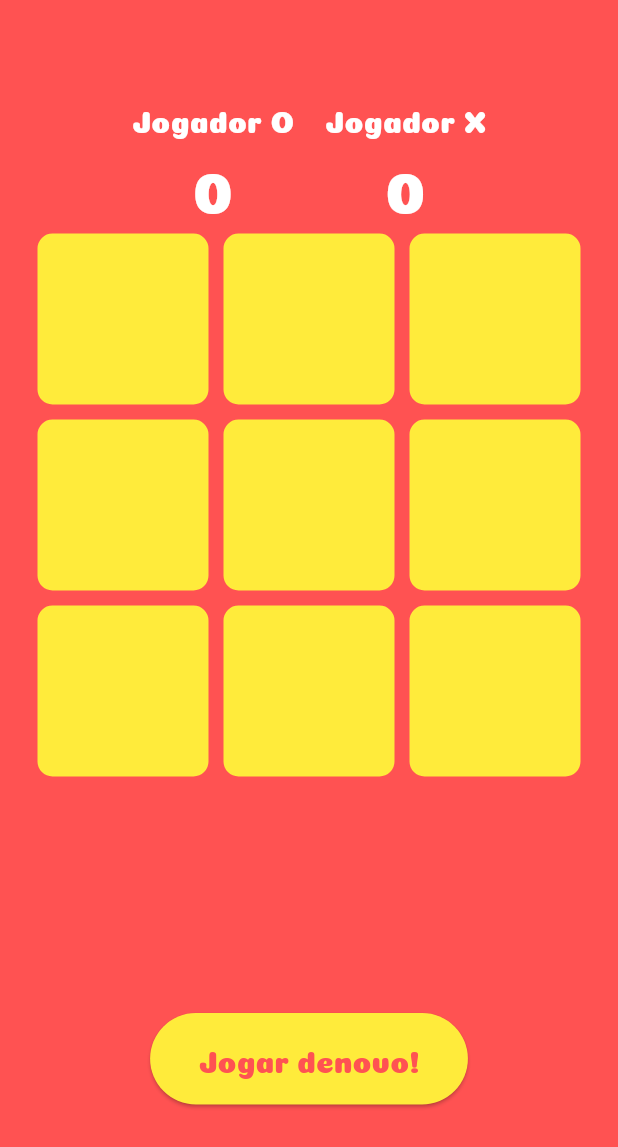
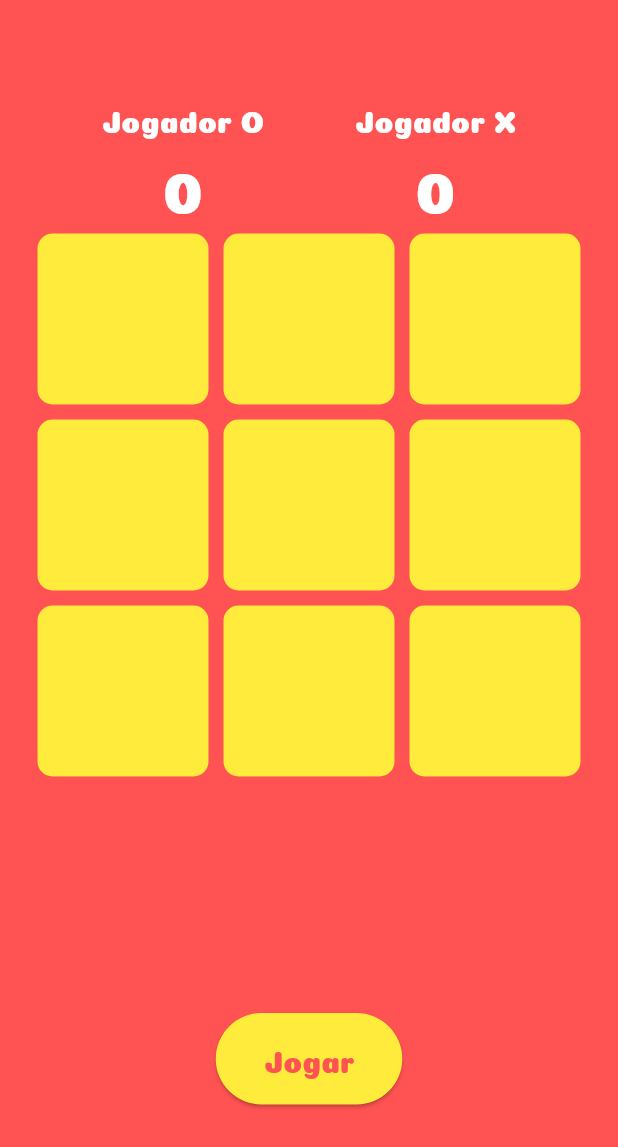
Before and after one commit to gabrielcoelhosev/Jogo-da-Velha, a Flutter app: the screen it shows after launch, on a phone screen of 412 x 824 dp. Shown: the top 1147 px of the screen. Run offline on Flutter 3.47's test engine with Material 3 defaults, Android fonts, the phone set to English and light mode, and no system bars.

Commit message:
const att

```diff
--- a/lib/screens/game.dart
+++ b/lib/screens/game.dart
@@ -1,3 +1,5 @@
+import 'dart:async';
+
 import 'package:flutter/material.dart';
 
 class GameScreen extends StatefulWidget {
@@ -20,12 +22,38 @@ class _GameScreenState extends State<GameScreen> {
     '',
     '',
   ];
+  List<int> matchedIndexes = [];
+  int attemps = 0;
 
   int oScore = 0;
   int xScore = 0;
   int filledBoxes = 0;
   String resultDeclaration = '';
   bool winerFound = false;
+
+  static const maxSeconds = 30;
+  int seconds = maxSeconds;
+  Timer? timer;
+
+  void startTimer() {
+    timer = Timer.periodic(const Duration(seconds: 1), (_) {
+      setState(() {
+        if (seconds > 0) {
+          seconds--;
+        } else {
+          stopTimer();
+        }
+      });
+    });
+  }
+
+  void stopTimer() {
+    resetTimer();
+    timer?.cancel();
+  }
+
+  void resetTimer() => seconds = maxSeconds;
+
   @override
   Widget build(BuildContext context) {
     return Scaffold(
@@ -36,14 +64,13 @@ class _GameScreenState extends State<GameScreen> {
           children: [
             Expanded(
               flex: 1,
-              child: Container(
               child: Row(
                 mainAxisAlignment: MainAxisAlignment.center,
                 children: [
                   Column(
                     mainAxisAlignment: MainAxisAlignment.end,
                     children: [
-                        Text(
+                      const Text(
                         'Jogador O',
                         style: TextStyle(
                             fontFamily: 'Coiny',
@@ -52,20 +79,20 @@ class _GameScreenState extends State<GameScreen> {
                       ),
                       Text(
                         oScore.toString(),
-                          style: TextStyle(
+                        style: const TextStyle(
                             fontFamily: 'Coiny',
                             color: Colors.white,
                             fontSize: 40),
                       )
                     ],
                   ),
-                    SizedBox(
-                      width: 20,
+                  const SizedBox(
+                    width: 60,
                   ),
                   Column(
                     mainAxisAlignment: MainAxisAlignment.end,
                     children: [
-                        Text(
+                      const Text(
                         'Jogador X',
                         style: TextStyle(
                             fontFamily: 'Coiny',
@@ -74,7 +101,7 @@ class _GameScreenState extends State<GameScreen> {
                       ),
                       Text(
                         xScore.toString(),
-                          style: TextStyle(
+                        style: const TextStyle(
                             fontFamily: 'Coiny',
                             color: Colors.white,
                             fontSize: 40),
@@ -82,7 +109,6 @@ class _GameScreenState extends State<GameScreen> {
                     ],
                   )
                 ],
-                ),
               ),
             ),
             Expanded(
@@ -123,30 +149,15 @@ class _GameScreenState extends State<GameScreen> {
                   children: [
                     Text(
                       resultDeclaration,
-                      style: TextStyle(
+                      style: const TextStyle(
                           fontFamily: 'Coiny',
                           color: Colors.white,
                           fontSize: 25),
                     ),
-                    SizedBox(
+                    const SizedBox(
                       height: 30,
                     ),
-                    ElevatedButton(
-                        style: ElevatedButton.styleFrom(
-                          backgroundColor: Colors.yellow,
-                          padding: EdgeInsets.symmetric(
-                              horizontal: 32, vertical: 16),
-                        ),
-                        onPressed: () {
-                          _limparTela();
-                        },
-                        child: Text(
-                          'Jogar denovo!',
-                          style: TextStyle(
-                              color: Colors.redAccent,
-                              fontFamily: 'Coiny',
-                              fontSize: 20),
-                        ))
+                    _buildTimer()
                   ],
                 ),
               ),
@@ -158,6 +169,9 @@ class _GameScreenState extends State<GameScreen> {
   }
 
   void _tapped(int index) {
+    final isRunning = timer == null ? false : timer!.isActive;
+
+    if (isRunning) {
       setState(() {
         if (oTurn && displayXO[index] == '') {
           displayXO[index] = 'O';
@@ -171,6 +185,7 @@ class _GameScreenState extends State<GameScreen> {
         _checkWinner();
       });
     }
+  }
 
   void _checkWinner() {
     //Primeira Linha
@@ -179,6 +194,8 @@ class _GameScreenState extends State<GameScreen> {
         displayXO[0] != '') {
       setState(() {
         resultDeclaration = 'O jogador ${displayXO[0]} Ganhou!';
+        matchedIndexes.addAll([0, 1, 2]);
+        stopTimer();
         _updateScore(displayXO[0]);
       });
     }
@@ -189,6 +206,8 @@ class _GameScreenState extends State<GameScreen> {
         displayXO[3] != '') {
       setState(() {
         resultDeclaration = 'O jogador ${displayXO[3]} Ganhou!';
+        matchedIndexes.addAll([3, 4, 5]);
+        stopTimer();
         _updateScore(displayXO[3]);
       });
     }
@@ -199,6 +218,8 @@ class _GameScreenState extends State<GameScreen> {
         displayXO[6] != '') {
       setState(() {
         resultDeclaration = 'O jogador ${displayXO[6]} Ganhou!';
+        matchedIndexes.addAll([6, 7, 8]);
+        stopTimer();
         _updateScore(displayXO[6]);
       });
     }
@@ -209,6 +230,8 @@ class _GameScreenState extends State<GameScreen> {
         displayXO[0] != '') {
       setState(() {
         resultDeclaration = 'O jogador ${displayXO[0]} Ganhou!';
+        matchedIndexes.addAll([0, 3, 6]);
+        stopTimer();
         _updateScore(displayXO[0]);
       });
     }
@@ -219,6 +242,8 @@ class _GameScreenState extends State<GameScreen> {
         displayXO[1] != '') {
       setState(() {
         resultDeclaration = 'O jogador ${displayXO[1]} Ganhou!';
+        matchedIndexes.addAll([1, 4, 7]);
+        stopTimer();
         _updateScore(displayXO[1]);
       });
     }
@@ -229,6 +254,8 @@ class _GameScreenState extends State<GameScreen> {
         displayXO[2] != '') {
       setState(() {
         resultDeclaration = 'O jogador ${displayXO[2]} Ganhou!';
+        matchedIndexes.addAll([2, 5, 8]);
+        stopTimer();
         _updateScore(displayXO[2]);
       });
     }
@@ -239,6 +266,8 @@ class _GameScreenState extends State<GameScreen> {
         displayXO[0] != '') {
       setState(() {
         resultDeclaration = 'O jogador ${displayXO[0]} Ganhou!';
+        matchedIndexes.addAll([0, 4, 8]);
+        stopTimer();
         _updateScore(displayXO[0]);
       });
     }
@@ -249,12 +278,15 @@ class _GameScreenState extends State<GameScreen> {
         displayXO[6] != '') {
       setState(() {
         resultDeclaration = 'O jogador ${displayXO[6]} Ganhou!';
+        matchedIndexes.addAll([6, 4, 2]);
+        stopTimer();
         _updateScore(displayXO[6]);
       });
     }
-    if (!winerFound && filledBoxes == 9) {
+    if (filledBoxes == 9) {
       setState(() {
         resultDeclaration = 'Ninguém ganhou!';
+        stopTimer();
       });
     }
   }
@@ -277,4 +309,46 @@ class _GameScreenState extends State<GameScreen> {
     });
     filledBoxes = 0;
   }
+
+  Widget _buildTimer() {
+    final isRunning = timer == null ? false : timer!.isActive;
+
+    return isRunning
+        ? SizedBox(
+            width: 100,
+            height: 100,
+            child: Stack(
+              fit: StackFit.expand,
+              children: [
+                CircularProgressIndicator(
+                  value: 1 - seconds / maxSeconds,
+                  valueColor: const AlwaysStoppedAnimation(Colors.white),
+                  strokeWidth: 8,
+                  backgroundColor: Colors.redAccent,
+                ),
+                Center(
+                  child: Text(
+                    '$seconds',
+                    style: const TextStyle(
+                        fontFamily: 'coiny', color: Colors.white, fontSize: 40),
+                  ),
+                ),
+              ],
+            ))
+        : ElevatedButton(
+            style: ElevatedButton.styleFrom(
+              backgroundColor: Colors.yellow,
+              padding: const EdgeInsets.symmetric(horizontal: 32, vertical: 16),
+            ),
+            onPressed: () {
+              startTimer();
+              _limparTela();
+              attemps++;
+            },
+            child: Text(
+              attemps == 0 ? 'Jogar' : 'Jogar denovo!',
+              style: const TextStyle(
+                  color: Colors.redAccent, fontFamily: 'Coiny', fontSize: 20),
+            ));
   }
+}
```
Lines whose indentation alone changed are shown as unchanged.
